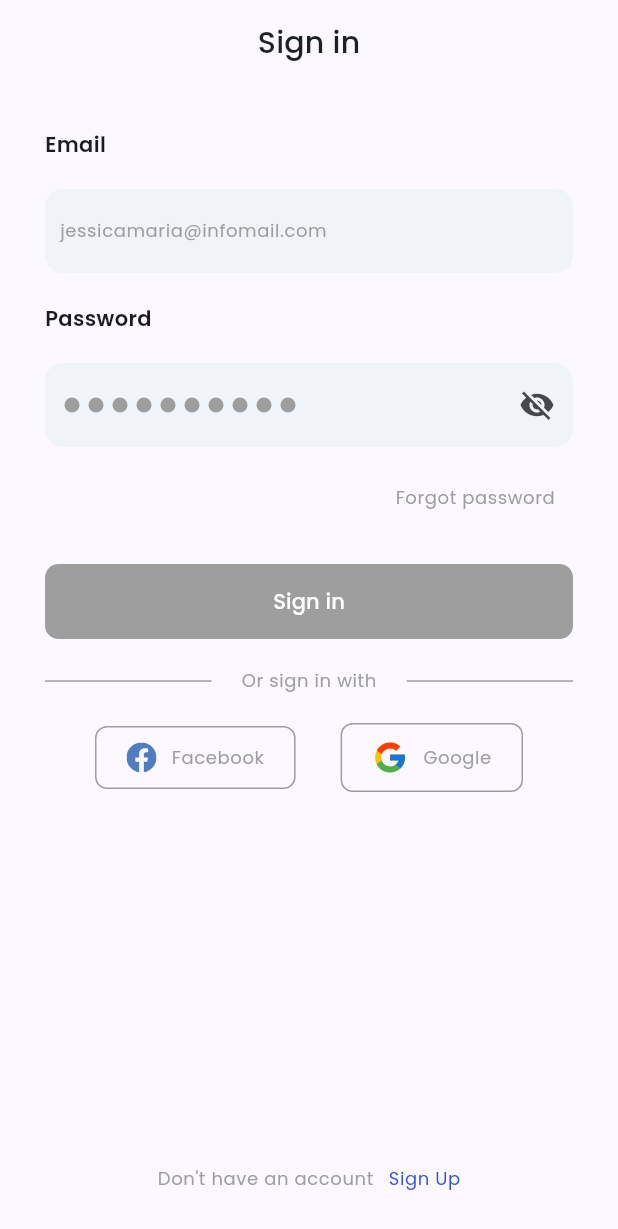
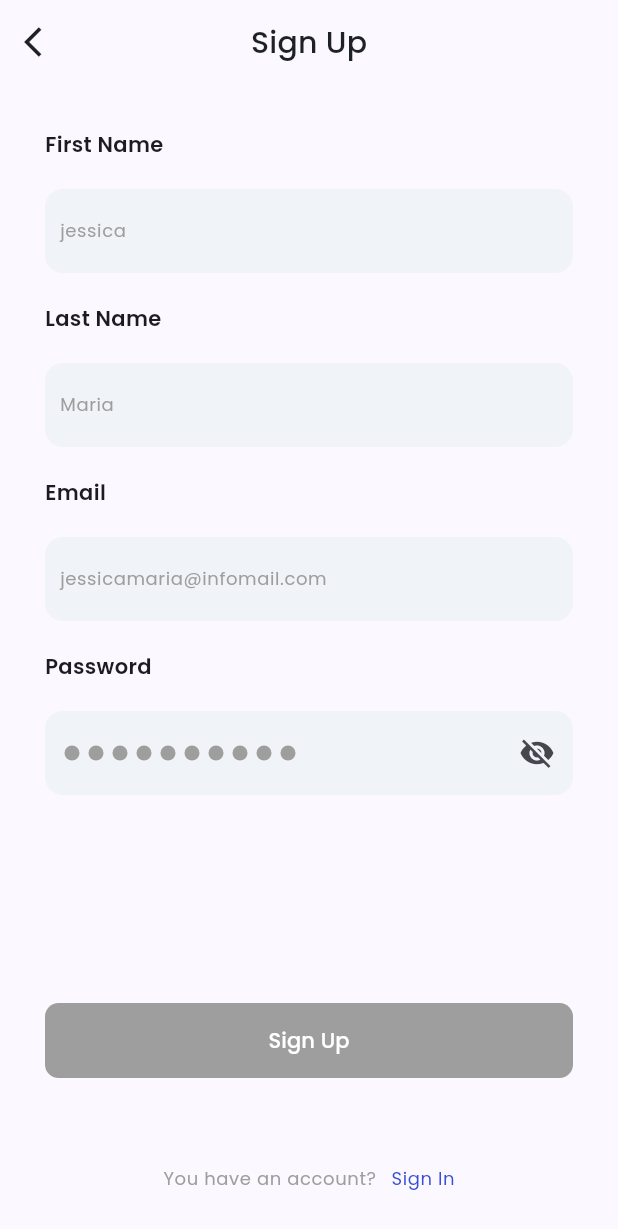
Before and after one commit to mbaka-bilal/ecommerce_dummy_app, a Flutter app: the screen it shows after launch, after a tap on "Skip", after a tap on "Sign Up", on a phone screen of 412 x 824 dp. Shown: the top 1229 px of the screen. Run offline on Flutter 3.47's test engine with Material 2 defaults, Android fonts, the phone set to English and light mode, and no system bars; our stand-ins replace flutter_bloc, flutter_svg.

Commit message:
sign up screen (UI)

```diff
--- a/lib/pages/onboarding/login/bloc/login_cubit.dart
+++ b/lib/bloc/form_state_cubit.dart
@@ -1,6 +1,5 @@
 import 'package:flutter/material.dart';
 import 'package:flutter_bloc/flutter_bloc.dart';
-import '../models/login_form_status.dart';
 
 class LoginFormStatus extends Cubit<bool>{
   LoginFormStatus(): super(false);
@@ -17,5 +16,8 @@ class LoginFormStatus extends Cubit<bool>{
     }
   }
 
+  void reset() {
+    emit(false);
+  }
 
 }
--- a/lib/pages/onboarding/login/login_screen.dart
+++ b/lib/login/screens/login_screen.dart
@@ -1,15 +1,15 @@
-
-import 'package:ecommerce_dummy_app/utils/validator.dart';
 import 'package:flutter/material.dart';
 import 'package:flutter_bloc/flutter_bloc.dart';
 import 'package:flutter_svg/flutter_svg.dart';
 
-import '../../../ui/my_form.dart';
-import '../../../ui/mybutton.dart';
-
+import '../../../bloc/form_state_cubit.dart';
+import '../../../signup/screens/signup.dart';
 import '../../../utils/app_images.dart';
 import '../../../utils/appstyles.dart';
-import 'bloc/login_cubit.dart';
+import '../../../utils/validator.dart';
+import '../../../widgets/my_form.dart';
+import '../../../widgets/mybutton.dart';
+
 
 class LoginScreen extends StatelessWidget {
   const LoginScreen({Key? key}) : super(key: key);
@@ -20,14 +20,16 @@ class LoginScreen extends StatelessWidget {
     const double mediumSpace = 20;
     final emailController = TextEditingController();
     final passwordController = TextEditingController();
-    final GlobalKey<FormState> _formKey = GlobalKey<FormState>();
+    final GlobalKey<FormState> formKey = GlobalKey<FormState>();
 
     Widget socialButtons(
-        {required Widget leadingIcon, required String socialName,required Function function}) {
+        {required Widget leadingIcon,
+        required String socialName,
+        required Function function}) {
       return InkWell(
         onTap: () => function(),
         child: Container(
-          padding: const EdgeInsets.symmetric(vertical: 10,horizontal: 20),
+          padding: const EdgeInsets.symmetric(vertical: 10, horizontal: 20),
           margin: const EdgeInsets.symmetric(horizontal: 15),
           decoration: BoxDecoration(
             borderRadius: BorderRadius.circular(8),
@@ -76,7 +78,7 @@ class LoginScreen extends StatelessWidget {
                 mainAxisSize: MainAxisSize.max,
                 children: [
                   Form(
-                    key: _formKey,
+                    key: formKey,
                     child: Column(
                       mainAxisSize: MainAxisSize.min,
                       crossAxisAlignment: CrossAxisAlignment.start,
@@ -89,7 +91,7 @@ class LoginScreen extends StatelessWidget {
                           height: mediumSpace,
                         ),
                         MyFormField(
-                          formKey: _formKey,
+                          formKey: formKey,
                           formFieldValidator: FormValidator.validateEmail,
                           textEditingController: emailController,
                           keyboardType: TextInputType.emailAddress,
@@ -99,7 +101,6 @@ class LoginScreen extends StatelessWidget {
                                   .textTheme
                                   .bodySmall!
                                   .copyWith(color: Colors.grey)),
-
                         ),
                         const SizedBox(
                           height: mediumSpace,
@@ -112,7 +113,7 @@ class LoginScreen extends StatelessWidget {
                           height: mediumSpace,
                         ),
                         MyFormField(
-                          formKey: _formKey,
+                          formKey: formKey,
                           formFieldValidator: FormValidator.validatePassword,
                           isPassword: true,
                           keyboardType: TextInputType.name,
@@ -129,7 +130,6 @@ class LoginScreen extends StatelessWidget {
                                       ),
                                     )),
                           ),
-
                         ),
                         const SizedBox(
                           height: 10,
@@ -151,18 +151,20 @@ class LoginScreen extends StatelessWidget {
                         const SizedBox(
                           height: mediumSpace,
                         ),
-                        BlocBuilder<LoginFormStatus,bool>(
-                          builder: (context,state) => MyButton(
+                        BlocBuilder<LoginFormStatus, bool>(
+                          builder: (context, state) => MyButton(
                             text: "Sign in",
                             height: 50,
                             width: double.infinity,
-                            function: (state) ? () {
+                            function: (state)
+                                ? () {
                                     // print ("button pressed");
                                     // if (!_formKey.currentState!.validate()){
                                     //   print ("successfull");
                                     //   return;
                                     // }
-                            } : null,
+                                  }
+                                : null,
                             buttonColor: AppColors.blue,
                           ),
                         ),
@@ -177,7 +179,8 @@ class LoginScreen extends StatelessWidget {
                               ),
                             ),
                             Padding(
-                              padding: const EdgeInsets.symmetric(horizontal: mediumSpace),
+                              padding: const EdgeInsets.symmetric(
+                                  horizontal: mediumSpace),
                               child: Text(
                                 "Or sign in with",
                                 style: Theme.of(context)
@@ -200,10 +203,10 @@ class LoginScreen extends StatelessWidget {
                           mainAxisAlignment: MainAxisAlignment.center,
                           children: [
                             socialButtons(
-                                leadingIcon: SvgPicture.asset(AppImages.faceBook),
+                                leadingIcon:
+                                    SvgPicture.asset(AppImages.faceBook),
                                 socialName: "Facebook",
-                                function: () {}
-                            ),
+                                function: () {}),
                             socialButtons(
                                 function: () {},
                                 leadingIcon: SvgPicture.asset(AppImages.google),
@@ -213,21 +216,32 @@ class LoginScreen extends StatelessWidget {
                       ],
                     ),
                   ),
-
                   Row(
                     mainAxisAlignment: MainAxisAlignment.center,
                     children: [
-                      Text("Don't have an account",style: Theme.of(context).textTheme.bodySmall!.copyWith(
-                          color: Colors.grey
-                      ),),
+                      Text(
+                        "Don't have an account",
+                        style: Theme.of(context)
+                            .textTheme
+                            .bodySmall!
+                            .copyWith(color: Colors.grey),
+                      ),
                       const SizedBox(
                         width: smallSpace,
                       ),
                       InkWell(
-                        onTap: () {},
-                        child: Text("Sign Up",style: Theme.of(context).textTheme.bodySmall!.copyWith(
-                          color: AppColors.blue
-                        ),),
+                        onTap: () {
+                          context.read<LoginFormStatus>().reset();
+                          Navigator.of(context).push(MaterialPageRoute(
+                              builder: (context) => const SignUpScreen()));
+                        },
+                        child: Text(
+                          "Sign Up",
+                          style: Theme.of(context)
+                              .textTheme
+                              .bodySmall!
+                              .copyWith(color: AppColors.blue),
+                        ),
                       )
                     ],
                   )
--- a/lib/main.dart
+++ b/lib/main.dart
@@ -1,8 +1,8 @@
 import 'package:flutter/material.dart';
 import 'package:flutter_bloc/flutter_bloc.dart';
 
-import 'pages/onboarding/login/bloc/login_cubit.dart';
-import 'pages/onboarding/splash_screen.dart';
+import 'bloc/form_state_cubit.dart';
+import 'onboarding/splash_screen.dart';
 import 'utils/appstyles.dart';
 
 void main() {
--- a/lib/pages/onboarding/onboarding_screen.dart
+++ b/lib/onboarding/onboarding_screen.dart
@@ -1,13 +1,14 @@
 import 'dart:async';
 
-import 'package:ecommerce_dummy_app/pages/onboarding/login/login_screen.dart';
 import 'package:flutter/material.dart';
 import 'package:flutter_svg/flutter_svg.dart';
 
-import '../../ui/circular_progress.dart';
-import '../../ui/mybutton.dart';
+import '../login/screens/login_screen.dart';
 import '../../utils/app_images.dart';
 import '../../utils/appstyles.dart';
+import '../../widgets/circular_progress.dart';
+import '../../widgets/mybutton.dart';
+
 
 class OnBoardingScreen extends StatefulWidget {
   const OnBoardingScreen({Key? key}) : super(key: key);
@@ -107,6 +108,12 @@ class _OnBoardingScreenState extends State<OnBoardingScreen> {
                       )),
                   CircleProgress(index: index, range: 3),
                   MyButton(
+                    function: () {
+                      Navigator.of(context).pushAndRemoveUntil(
+                          MaterialPageRoute(
+                              builder: (context) => const LoginScreen()),
+                              (route) => false);
+                    },
                     text: "Next",
                     textStyle: Theme.of(context)
                         .textTheme
@@ -146,9 +153,6 @@ class PageContent extends StatelessWidget {
               imagePath,
               fit: BoxFit.fitWidth,
             )),
-        // const SizedBox(
-        //   height: 20,
-        // ),
         SizedBox(
             width: 200,
             child: Text(
--- a/lib/pages/onboarding/splash_screen.dart
+++ b/lib/onboarding/splash_screen.dart
@@ -1,8 +1,8 @@
-import 'package:ecommerce_dummy_app/pages/onboarding/onboarding_screen.dart';
-import 'package:ecommerce_dummy_app/utils/app_images.dart';
 import 'package:flutter/material.dart';
 import 'package:flutter_svg/flutter_svg.dart';
 
+import '../../onboarding/onboarding_screen.dart';
+import '../../utils/app_images.dart';
 import '../../utils/appstyles.dart';
 
 class SplashScreen extends StatelessWidget {
--- a/lib/pages/onboarding/login/models/login_form_status.dart
+++ /dev/null
@@ -1,10 +0,0 @@
-import 'package:equatable/equatable.dart';
-
-class LoginFormModel extends Equatable {
-  final bool? enableButton;
-
-  const LoginFormModel({this.enableButton});
-
-  @override
-  List<Object?> get props => [enableButton];
-}
--- /dev/null
+++ b/lib/signup/screens/signup.dart
@@ -0,0 +1,203 @@
+import 'package:flutter/material.dart';
+import 'package:flutter_bloc/flutter_bloc.dart';
+
+import '../../../bloc/form_state_cubit.dart';
+import '../../../widgets/my_form.dart';
+import '../../../widgets/mybutton.dart';
+import '../../../utils/appstyles.dart';
+import '../../../utils/validator.dart';
+
+class SignUpScreen extends StatelessWidget {
+  const SignUpScreen({Key? key}) : super(key: key);
+
+  @override
+  Widget build(BuildContext context) {
+    const double smallSpace = 10;
+    const double mediumSpace = 20;
+    final firstNameController = TextEditingController();
+    final lastNameController = TextEditingController();
+    final emailController = TextEditingController();
+    final passwordController = TextEditingController();
+    final GlobalKey<FormState> signUpFormKey = GlobalKey<FormState>();
+
+    return Scaffold(
+      appBar: AppBar(
+        leading: IconButton(onPressed: ()=>Navigator.of(context).pop(),
+        icon: const Icon(Icons.arrow_back_ios,color: AppColors.gray,),
+        ),
+        title: Text(
+          "Sign Up",
+          style: Theme.of(context).textTheme.titleMedium!.copyWith(
+            color: AppColors.gray,
+          ),
+        ),
+        centerTitle: true,
+      ),
+      body: LayoutBuilder(
+        builder: (context,constraints) => SingleChildScrollView(
+          child: ConstrainedBox(
+            constraints: BoxConstraints(
+              minHeight: constraints.maxHeight,
+            ),
+            child: Padding(
+              padding: const EdgeInsets.all(30),
+              child: Column(
+                crossAxisAlignment: CrossAxisAlignment.start,
+                mainAxisAlignment: MainAxisAlignment.spaceBetween,
+                mainAxisSize: MainAxisSize.max,
+                children: [
+                  Form(
+                    key: signUpFormKey,
+                    child: Column(
+                      mainAxisSize: MainAxisSize.min,
+                      crossAxisAlignment: CrossAxisAlignment.start,
+                      children: [
+                        Text(
+                          "First Name",
+                          style: Theme.of(context).textTheme.bodyMedium,
+                        ),
+                        const SizedBox(
+                          height: mediumSpace,
+                        ),
+                        MyFormField(
+                          formKey: signUpFormKey,
+                          formFieldValidator: FormValidator.validateName,
+                          textEditingController: firstNameController,
+                          keyboardType: TextInputType.emailAddress,
+                          isPassword: false,
+                          hint: Text("jessica",
+                              style: Theme.of(context)
+                                  .textTheme
+                                  .bodySmall!
+                                  .copyWith(color: Colors.grey)),
+                        ),
+                        const SizedBox(
+                          height: mediumSpace,
+                        ),
+                        Text(
+                          "Last Name",
+                          style: Theme.of(context).textTheme.bodyMedium,
+                        ),
+                        const SizedBox(
+                          height: mediumSpace,
+                        ),
+                        MyFormField(
+                          formKey: signUpFormKey,
+                          formFieldValidator: FormValidator.validateName,
+                          textEditingController: lastNameController,
+                          keyboardType: TextInputType.emailAddress,
+                          isPassword: false,
+                          hint: Text("Maria",
+                              style: Theme.of(context)
+                                  .textTheme
+                                  .bodySmall!
+                                  .copyWith(color: Colors.grey)),
+                        ),
+                        const SizedBox(
+                          height: mediumSpace,
+                        ),
+                        Text(
+                          "Email",
+                          style: Theme.of(context).textTheme.bodyMedium,
+                        ),
+                        const SizedBox(
+                          height: mediumSpace,
+                        ),
+                        MyFormField(
+                          formKey: signUpFormKey,
+                          formFieldValidator: FormValidator.validateEmail,
+                          textEditingController: emailController,
+                          keyboardType: TextInputType.emailAddress,
+                          isPassword: false,
+                          hint: Text("jessicamaria@infomail.com",
+                              style: Theme.of(context)
+                                  .textTheme
+                                  .bodySmall!
+                                  .copyWith(color: Colors.grey)),
+                        ),
+                        const SizedBox(
+                          height: mediumSpace,
+                        ),
+                        Text(
+                          "Password",
+                          style: Theme.of(context).textTheme.bodyMedium,
+                        ),
+                        const SizedBox(
+                          height: mediumSpace,
+                        ),
+                        MyFormField(
+                          formKey: signUpFormKey,
+                          formFieldValidator: FormValidator.validatePassword,
+                          isPassword: true,
+                          keyboardType: TextInputType.name,
+                          textEditingController: passwordController,
+                          hint: Row(
+                            children: List.generate(
+                                10,
+                                    (index) => const Padding(
+                                  padding:
+                                  EdgeInsets.symmetric(horizontal: 3.0),
+                                  child: CircleAvatar(
+                                    backgroundColor: Colors.grey,
+                                    radius: 5,
+                                  ),
+                                )),
+                          ),
+                        ),
+                      ],
+                    ),
+                  ),
+                  const SizedBox(
+                    height: mediumSpace,
+                  ),
+                  BlocBuilder<LoginFormStatus, bool>(
+                    builder: (context, state) => MyButton(
+                      text: "Sign Up",
+                      height: 50,
+                      width: double.infinity,
+                      function: (state)
+                          ? () {
+
+                      }
+                          : null,
+                      buttonColor: AppColors.blue,
+                    ),
+                  ),
+
+                  Row(
+                    mainAxisAlignment: MainAxisAlignment.center,
+                    children: [
+                      Text(
+                        "You have an account?",
+                        style: Theme.of(context)
+                            .textTheme
+                            .bodySmall!
+                            .copyWith(color: Colors.grey),
+                      ),
+                      const SizedBox(
+                        width: smallSpace,
+                      ),
+                      InkWell(
+                        onTap: () {
+                          context.read<LoginFormStatus>().reset();
+                          Navigator.of(context).pop();
+                        },
+                        child: Text(
+                          "Sign In",
+                          style: Theme.of(context)
+                              .textTheme
+                              .bodySmall!
+                              .copyWith(color: AppColors.blue),
+                        ),
+                      )
+                    ],
+                  )
+                ],
+              ),
+            ),
+          ),
+        ),
+      ),
+    );
+  }
+}
--- a/lib/utils/validator.dart
+++ b/lib/utils/validator.dart
@@ -1,7 +1,7 @@
 class FormValidator {
   static String? validateEmail(String? string) {
     if (string == null || string.trim() == ''){
-      return " ";
+      return "";
     }
     if (!(RegExp(r"^[a-zA-Z\d.a-zA-Z\d.!#$%&'*+-/=?^_`{|}~]+@[a-zA-Z\d]+\.[a-zA-Z]+")
         .hasMatch(string.trim()))){
@@ -9,6 +9,17 @@ class FormValidator {
     }
     return null;
   }
+
+  static String? validateName(String? string) {
+    if (string == null || string.trim() == ""){
+      return ' ';
+    }
+    if (!RegExp(r"[a-zA-Z]").hasMatch(string.trim())){
+      return " ";
+    }
+    return null;
+  }
+
 
   static String? validatePassword(String? string) {
     if (string == null || string.trim() == ""){
--- a/lib/ui/my_form.dart
+++ b/lib/widgets/my_form.dart
@@ -1,4 +1,4 @@
-import 'package:ecommerce_dummy_app/pages/onboarding/login/bloc/login_cubit.dart';
+import 'package:ecommerce_dummy_app/bloc/form_state_cubit.dart';
 import 'package:flutter/material.dart';
 import 'package:flutter_bloc/flutter_bloc.dart';
 
```
Also changed, not shown: lib/widgets/circular_progress.dart (renamed from lib/ui/circular_progress.dart), lib/widgets/mybutton.dart (renamed from lib/ui/mybutton.dart). Lines whose indentation alone changed are shown as unchanged.
